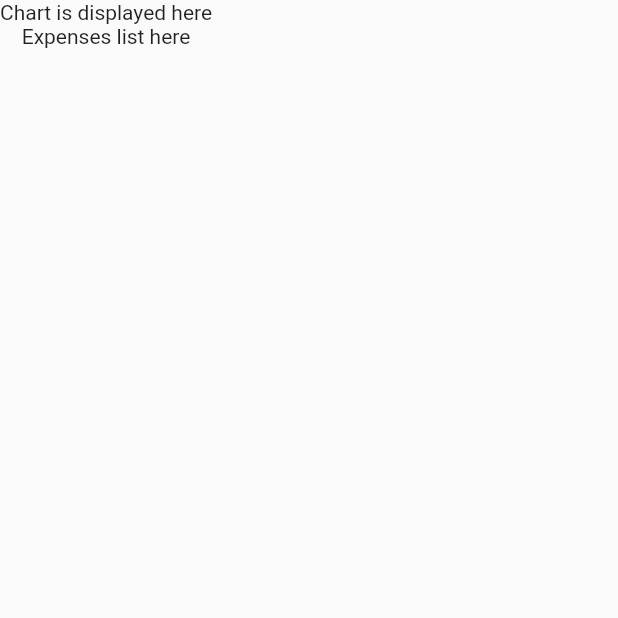
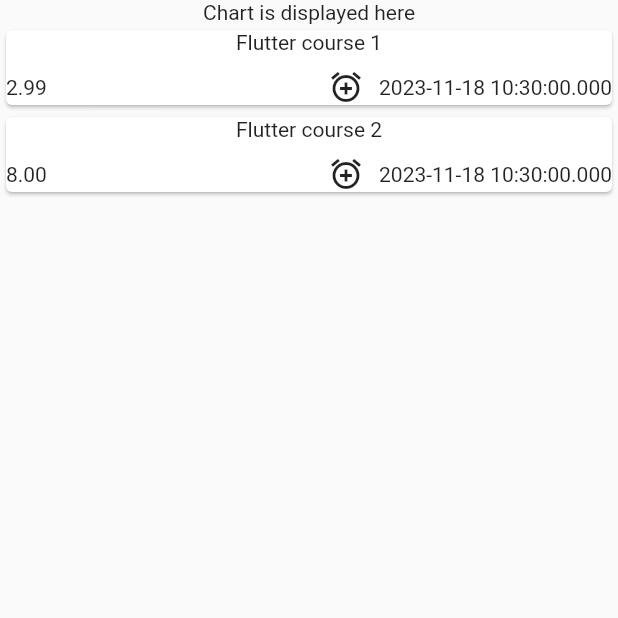
Before and after one commit to athirakcdev/Expense-tracker, a Flutter app: the screen it shows after launch, on a phone screen of 412 x 824 dp, the top half of it. Run offline on Flutter 3.47's test engine with Material 2 defaults, Android fonts, the phone set to English and light mode, and no system bars.

Commit message:
created a expense list and item widget

```diff
--- a/lib/expenses.dart
+++ /dev/null
@@ -1,24 +0,0 @@
-import 'package:flutter/material.dart';
-
-class Expenses extends StatefulWidget {
-  const Expenses({super.key});
-
-  @override
-  State<Expenses> createState() => _ExpensesState();
-}
-
-class _ExpensesState extends State<Expenses> {
-  @override
-  Widget build(BuildContext context) {
-    return const SafeArea(
-      child: Scaffold(
-        body: Column(
-          children: [
-            Text("Chart is displayed here"),
-            Text("Expenses list here"),
-          ],
-        ),
-      ),
-    );
-  }
-}
--- a/lib/main.dart
+++ b/lib/main.dart
@@ -1,4 +1,4 @@
-import 'package:expense_tracker/expenses.dart';
+import 'package:expense_tracker/widgets/expenses.dart';
 import 'package:flutter/material.dart';
 
 void main() {
--- /dev/null
+++ b/lib/widgets/expenses.dart
@@ -0,0 +1,38 @@
+import 'package:expense_tracker/widgets/expenses_list/expenses_list.dart';
+import 'package:expense_tracker/model/expense.dart';
+import 'package:flutter/material.dart';
+
+class Expenses extends StatefulWidget {
+  const Expenses({super.key});
+
+  @override
+  State<Expenses> createState() => _ExpensesState();
+}
+
+class _ExpensesState extends State<Expenses> {
+  final List<Expense> _registeredExpenses = [
+    Expense(
+        title: "Flutter course 1",
+        amount: 2.99,
+        date: DateTime.now(),
+        category: Category.work),
+    Expense(
+        title: "Flutter course 2",
+        amount: 8,
+        date: DateTime.now(),
+        category: Category.travel)
+  ];
+  @override
+  Widget build(BuildContext context) {
+    return SafeArea(
+      child: Scaffold(
+        body: Column(
+          children: [
+            const Text("Chart is displayed here"),
+            Expanded(child: ExpensesList(expenses: _registeredExpenses))
+          ],
+        ),
+      ),
+    );
+  }
+}
--- /dev/null
+++ b/lib/widgets/expenses_list/expense_item.dart
@@ -0,0 +1,33 @@
+import 'package:expense_tracker/model/expense.dart';
+import 'package:flutter/material.dart';
+
+class ExpenseItem extends StatelessWidget {
+  const ExpenseItem({super.key, required this.expense});
+
+  final Expense expense;
+
+  @override
+  Widget build(BuildContext context) {
+    return Card(
+      child: Column(
+        children: [
+          Text(expense.title),
+          const SizedBox(height: 10,),
+          Row(
+            children: [
+              Text(expense.amount.toStringAsFixed(2)),
+              const Spacer(),
+              Row(
+                children: [
+                  const Icon(Icons.alarm_add),
+                  const SizedBox(width: 10,),
+                  Text(expense.date.toString())
+                ],
+              )
+            ],
+          )
+        ],
+      ),
+    );
+  }
+}
--- /dev/null
+++ b/lib/widgets/expenses_list/expenses_list.dart
@@ -0,0 +1,14 @@
+import 'package:expense_tracker/model/expense.dart';
+import 'package:expense_tracker/widgets/expenses_list/expense_item.dart';
+import 'package:flutter/material.dart';
+
+class ExpensesList extends StatelessWidget {
+  const ExpensesList({super.key, required this.expenses});
+  final List<Expense> expenses;
+  @override
+  Widget build(BuildContext context) {
+    return ListView.builder(
+        itemCount: expenses.length,
+        itemBuilder: (context, index) => ExpenseItem(expense: expenses[index]));
+  }
+}
```
